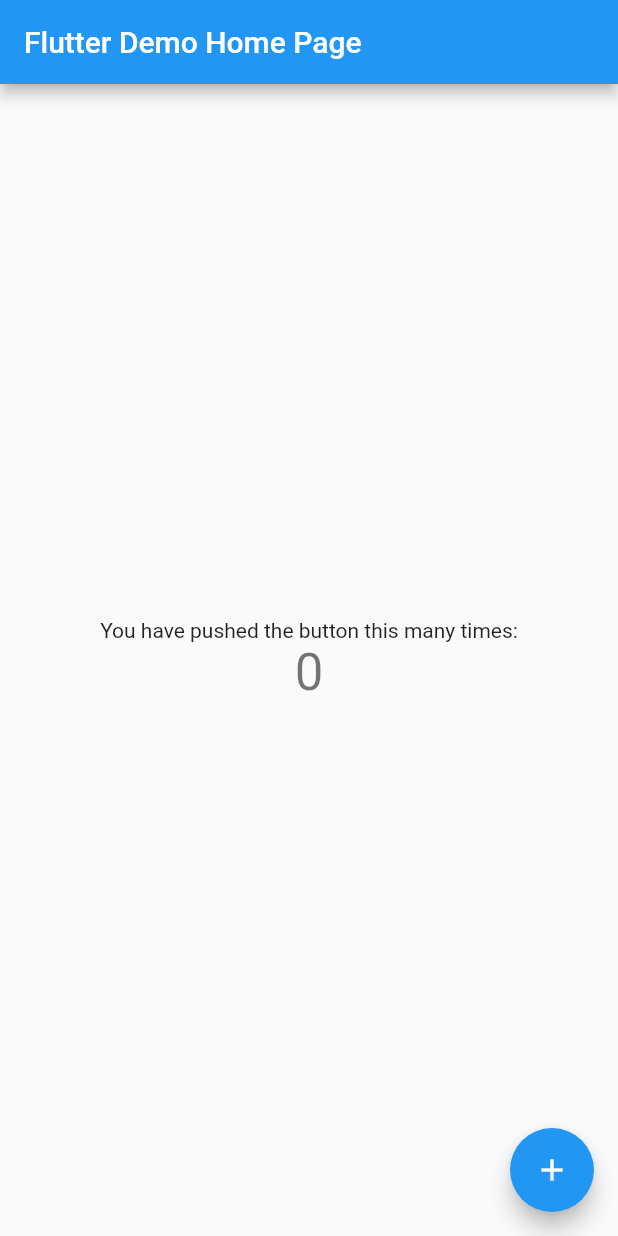
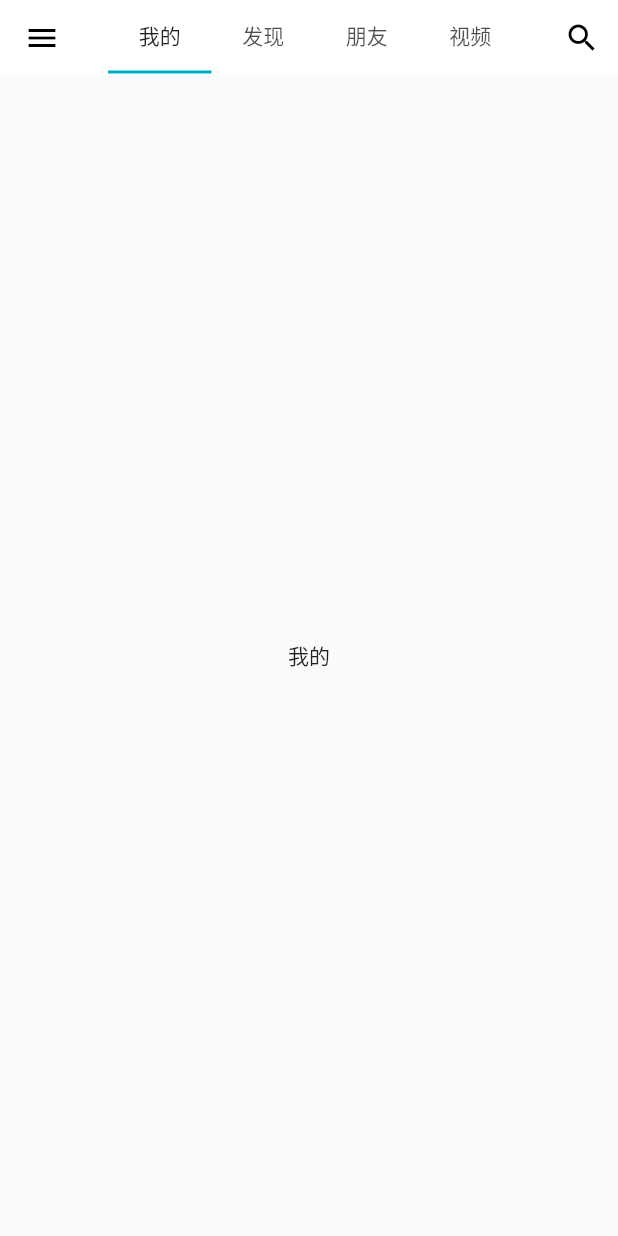
Before and after one commit to Jon-Millent/flutter-wangyi-music, a Flutter app: the screen it shows after launch, on a phone screen of 412 x 824 dp. Run offline on Flutter 3.47's test engine with Material 2 defaults, Android fonts, the phone set to English and light mode, and no system bars; our stand-ins replace fluro, flutter_screenutil.

Commit message:
add pages

```diff
--- a/lib/main.dart
+++ b/lib/main.dart
@@ -1,111 +1,47 @@
 import 'package:flutter/material.dart';
+import 'package:fluro/fluro.dart';
 
-void main() => runApp(MyApp());
+import 'package:flutter_music/router/router.dart';
+import 'package:flutter_music/router/application.dart';
+import 'package:flutter_music/theme/GlobalConfig.dart';
+import 'package:flutter/services.dart';
+
+import 'package:flutter_music/views/mainView.dart';
+
+void main(){
+
+  SystemChrome.setPreferredOrientations([
+    DeviceOrientation.portraitUp,
+    DeviceOrientation.portraitDown
+  ]);
+
+  runApp(new MyApp());
+}
 
 class MyApp extends StatelessWidget {
+
+
+  MyApp()  {
+    final router = new Router();
+    Routes.configureRoutes(router);
+    Application.router = router;
+  }
+
   // This widget is the root of your application.
   @override
   Widget build(BuildContext context) {
-    return MaterialApp(
-      title: 'Flutter Demo',
-      theme: ThemeData(
-        // This is the theme of your application.
-        //
-        // Try running your application with "flutter run". You'll see the
-        // application has a blue toolbar. Then, without quitting the app, try
-        // changing the primarySwatch below to Colors.green and then invoke
-        // "hot reload" (press "r" in the console where you ran "flutter run",
-        // or simply save your changes to "hot reload" in a Flutter IDE).
-        // Notice that the counter didn't reset back to zero; the application
-        // is not restarted.
-        primarySwatch: Colors.blue,
-      ),
-      home: MyHomePage(title: 'Flutter Demo Home Page'),
+
+
+    return new MaterialApp(
+      title: '',
+      theme: GlobalConfig.themeData,
+      home: new MainViewWidget(),
+      // 静态路由，不能传参
+      routes: {
+      },
+
+      onGenerateRoute: Application.router.generator,
+
     );
   }
 }
-
-class MyHomePage extends StatefulWidget {
-  MyHomePage({Key key, this.title}) : super(key: key);
-
-  // This widget is the home page of your application. It is stateful, meaning
-  // that it has a State object (defined below) that contains fields that affect
-  // how it looks.
-
-  // This class is the configuration for the state. It holds the values (in this
-  // case the title) provided by the parent (in this case the App widget) and
-  // used by the build method of the State. Fields in a Widget subclass are
-  // always marked "final".
-
-  final String title;
-
-  @override
-  _MyHomePageState createState() => _MyHomePageState();
-}
-
-class _MyHomePageState extends State<MyHomePage> {
-  int _counter = 0;
-
-  void _incrementCounter() {
-    setState(() {
-      // This call to setState tells the Flutter framework that something has
-      // changed in this State, which causes it to rerun the build method below
-      // so that the display can reflect the updated values. If we changed
-      // _counter without calling setState(), then the build method would not be
-      // called again, and so nothing would appear to happen.
-      _counter++;
-    });
-  }
-
-  @override
-  Widget build(BuildContext context) {
-    // This method is rerun every time setState is called, for instance as done
-    // by the _incrementCounter method above.
-    //
-    // The Flutter framework has been optimized to make rerunning build methods
-    // fast, so that you can just rebuild anything that needs updating rather
-    // than having to individually change instances of widgets.
-    return Scaffold(
-      appBar: AppBar(
-        // Here we take the value from the MyHomePage object that was created by
-        // the App.build method, and use it to set our appbar title.
-        title: Text(widget.title),
-      ),
-      body: Center(
-        // Center is a layout widget. It takes a single child and positions it
-        // in the middle of the parent.
-        child: Column(
-          // Column is also layout widget. It takes a list of children and
-          // arranges them vertically. By default, it sizes itself to fit its
-          // children horizontally, and tries to be as tall as its parent.
-          //
-          // Invoke "debug painting" (press "p" in the console, choose the
-          // "Toggle Debug Paint" action from the Flutter Inspector in Android
-          // Studio, or the "Toggle Debug Paint" command in Visual Studio Code)
-          // to see the wireframe for each widget.
-          //
-          // Column has various properties to control how it sizes itself and
-          // how it positions its children. Here we use mainAxisAlignment to
-          // center the children vertically; the main axis here is the vertical
-          // axis because Columns are vertical (the cross axis would be
-          // horizontal).
-          mainAxisAlignment: MainAxisAlignment.center,
-          children: <Widget>[
-            Text(
-              'You have pushed the button this many times:',
-            ),
-            Text(
-              '$_counter',
-              style: Theme.of(context).textTheme.display1,
-            ),
-          ],
-        ),
-      ),
-      floatingActionButton: FloatingActionButton(
-        onPressed: _incrementCounter,
-        tooltip: 'Increment',
-        child: Icon(Icons.add),
-      ), // This trailing comma makes auto-formatting nicer for build methods.
-    );
-  }
-}
--- /dev/null
+++ b/lib/router/application.dart
@@ -0,0 +1,14 @@
+
+import 'package:flutter/material.dart';
+import 'package:fluro/fluro.dart';
+
+
+class Application {
+  static Router router;
+  static TabController controller;
+  static TransitionType animation = TransitionType.native;
+
+  static Map<String, String> github = {
+  };
+
+}
--- /dev/null
+++ b/lib/router/router.dart
@@ -0,0 +1,11 @@
+import 'package:fluro/fluro.dart';
+import 'package:flutter_music/router/router_handler.dart';
+
+class Routes {
+
+
+  static void configureRoutes(Router router) {
+
+  }
+
+}
--- /dev/null
+++ b/lib/router/router_handler.dart
@@ -0,0 +1,2 @@
+import 'package:flutter/material.dart';
+import 'package:fluro/fluro.dart';
--- /dev/null
+++ b/lib/theme/GlobalConfig.dart
@@ -0,0 +1,13 @@
+import 'package:flutter/material.dart';
+
+class GlobalConfig {
+  static bool dark = true;
+  static ThemeData themeData = new ThemeData(
+    brightness: Brightness.light,
+    primaryColor: Colors.white,
+    accentColor: Colors.cyan[600],
+  );
+  static Color searchBackgroundColor = Colors.white10;
+  static Color cardBackgroundColor = new Color(0xFF222222);
+  static Color fontColor = Colors.white30;
+}
--- /dev/null
+++ b/lib/views/mainView.dart
@@ -0,0 +1,98 @@
+
+import 'package:flutter/material.dart';
+import 'package:flutter/services.dart';
+import 'package:flutter_music/util/Adapt.dart';
+
+class MainView extends StatelessWidget {
+  @override
+  Widget build(BuildContext context) {
+    return new MainViewWidget();
+  }
+}
+
+class MainViewWidget extends StatefulWidget {
+  @override
+  State<StatefulWidget> createState() => MainViewWidgetState();
+}
+
+class MainViewWidgetState extends State<MainViewWidget> with SingleTickerProviderStateMixin {
+
+
+
+  TabController _tabController;
+
+  @override
+  void initState() {
+    // TODO: implement initState
+    super.initState();
+
+
+
+    SystemUiOverlayStyle systemUiOverlayStyle = SystemUiOverlayStyle(
+        statusBarColor:Colors.transparent
+    );
+    SystemChrome.setSystemUIOverlayStyle(systemUiOverlayStyle);
+
+    _tabController = new TabController(vsync: this, length: 4);
+
+  }
+
+
+
+  @override
+  Widget build(BuildContext context) {
+
+    Adapt.init(context);
+
+    // TODO: implement build
+    return Scaffold(
+      appBar: new PreferredSize(
+        preferredSize: Size.fromHeight(50.0),
+        child: new AppBar(
+          title: TabBar(
+            controller: _tabController,
+            tabs: <Widget>[
+              new Tab(
+                text: '我的',
+              ),
+              new Tab(
+                text: '发现',
+              ),
+              new Tab(
+                text: '朋友',
+              ),
+              new Tab(
+                text: '视频',
+              ),
+            ],
+          ),
+          elevation: 0.0,
+          backgroundColor: Colors.white,
+          brightness: Brightness.light,
+          actions: <Widget>[
+            IconButton(
+              icon: Icon(Icons.search),
+              onPressed: () {
+              },
+            )
+          ]
+        ),
+
+      ),
+      body: new TabBarView(
+        controller: _tabController,
+        children: <Widget>[
+          new Center(child: new Text('我的')),
+          new Center(child: new Text('发现')),
+          new Center(child: new Text('朋友')),
+          new Center(child: new Text('视频')),
+        ],
+      ),
+      drawer: Drawer(   // this will set the drawer
+        child: Container(
+          child: Text('xxxxxx'),
+        ) // render your drawer Widget here
+      )
+    );
+  }
+}
--- a/pubspec.yaml
+++ b/pubspec.yaml
@@ -19,6 +19,8 @@ dependencies:
   # The following adds the Cupertino Icons font to your application.
   # Use with the CupertinoIcons class for iOS style icons.
   cupertino_icons: ^0.1.2
+  fluro: ^1.4.0
+  flutter_screenutil: ^0.4.2
 
 dev_dependencies:
   flutter_test:
```
Also changed, not shown: lib/theme/HTheme.dart (added, +17 -0 lines), lib/util/Adapt.dart (added, +40 -0 lines).
